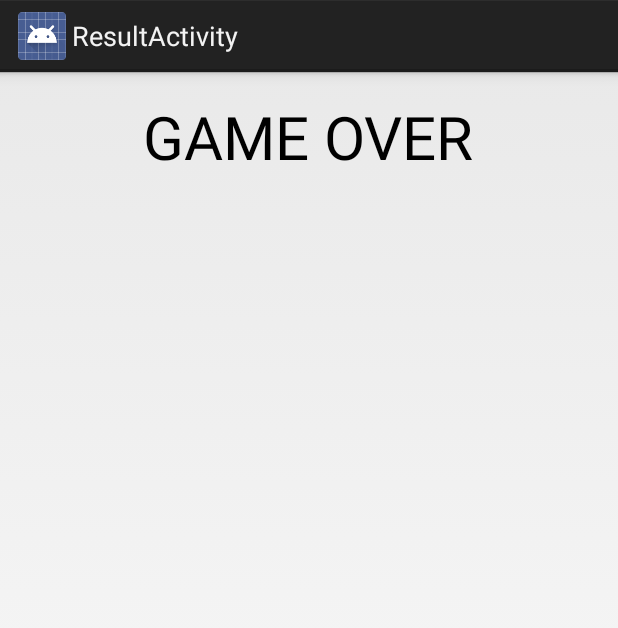
After one commit to s13008/Tetris, an Android app: the ResultActivity screen opened directly, with no data from a screen before it, on a phone screen of 412 x 824 dp. The commit adds this screen. Shown: the top 628 px of the screen. Run offline under Robolectric (Android 15) with nearby library versions, the phone set to English and light mode, and no system bars.

Commit message:
ゲームオーバー判定メソッド(gameOver)追加 ResultActivity(リザルト画面)追加

```diff
--- a/app/src/main/java/jp/ac/it_college/std/s13012/androidchallenge/MainActivity.java
+++ b/app/src/main/java/jp/ac/it_college/std/s13012/androidchallenge/MainActivity.java
@@ -20,11 +20,6 @@ public class MainActivity extends Activity {
     protected void onCreate(Bundle savedInstanceState) {
         super.onCreate(savedInstanceState);
         setContentView(R.layout.activity_main);
-       /* if (savedInstanceState == null) {
-            getFragmentManager().beginTransaction()
-                    .add(R.id.container, new PlaceholderFragment())
-                    .commit();
-        }*/
     }
 
     public static class PlaceholderFragment extends Fragment {
--- /dev/null
+++ b/app/src/main/java/jp/ac/it_college/std/s13012/androidchallenge/ResultActivity.java
@@ -0,0 +1,25 @@
+package jp.ac.it_college.std.s13012.androidchallenge;
+
+import android.app.Activity;
+import android.content.Intent;
+import android.os.Bundle;
+import android.view.KeyEvent;
+
+
+public class ResultActivity extends Activity {
+
+    @Override
+    protected void onCreate(Bundle savedInstanceState) {
+        super.onCreate(savedInstanceState);
+        setContentView(R.layout.activity_result);
+    }
+
+    @Override
+    public boolean onKeyDown(int keyCode, KeyEvent event) {
+        if (keyCode == event.KEYCODE_BACK){
+            Intent intent = new Intent(this, MainActivity.class);
+            startActivity(intent);
+        }
+        return true;
+    }
+}
--- /dev/null
+++ b/app/src/main/res/layout/activity_result.xml
@@ -0,0 +1,19 @@
+<RelativeLayout xmlns:android="http://schemas.android.com/apk/res/android"
+    xmlns:tools="http://schemas.android.com/tools"
+    android:layout_width="match_parent"
+    android:layout_height="match_parent"
+    android:paddingLeft="@dimen/activity_horizontal_margin"
+    android:paddingRight="@dimen/activity_horizontal_margin"
+    android:paddingTop="@dimen/activity_vertical_margin"
+    android:paddingBottom="@dimen/activity_vertical_margin"
+    tools:context="jp.ac.it_college.std.s13012.androidchallenge.ResultActivity">
+
+    <TextView
+        android:layout_width="wrap_content"
+        android:layout_height="wrap_content"
+        android:textAppearance="?android:attr/textAppearanceLarge"
+        android:text="@string/text_gameover"
+        android:id="@+id/textView"
+        android:textSize="40dp"
+        android:layout_centerHorizontal="true" />
+</RelativeLayout>
--- a/app/src/main/res/values/strings.xml
+++ b/app/src/main/res/values/strings.xml
@@ -9,5 +9,7 @@
     <string name="text_easy">EASY</string>
     <string name="text_normal">NORMAL</string>
     <string name="text_hard">HARD</string>
+    <string name="title_activity_result">ResultActivity</string>
+    <string name="text_gameover">GAME OVER</string>
 
 </resources>
```
Also changed, not shown: app/src/main/AndroidManifest.xml (+11 -5 lines), app/src/main/java/jp/ac/it_college/std/s13012/androidchallenge/Block.java (+10 -4 lines), app/src/main/res/menu/result.xml (added, +8 -0 lines).
